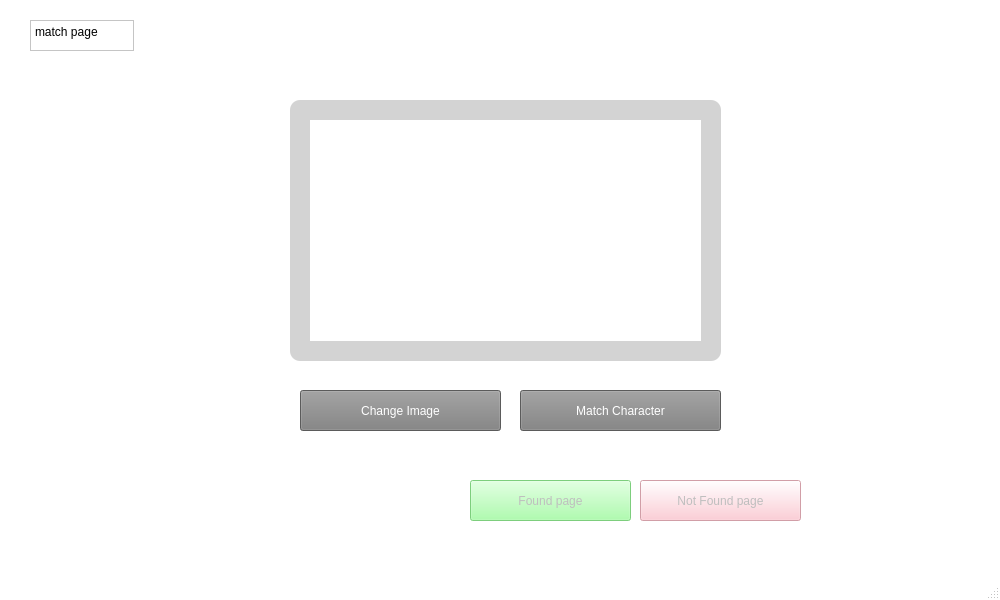
Qt form UI_ccir.ui (syaz131/Gui-cartoon-retrieval) before a commit.
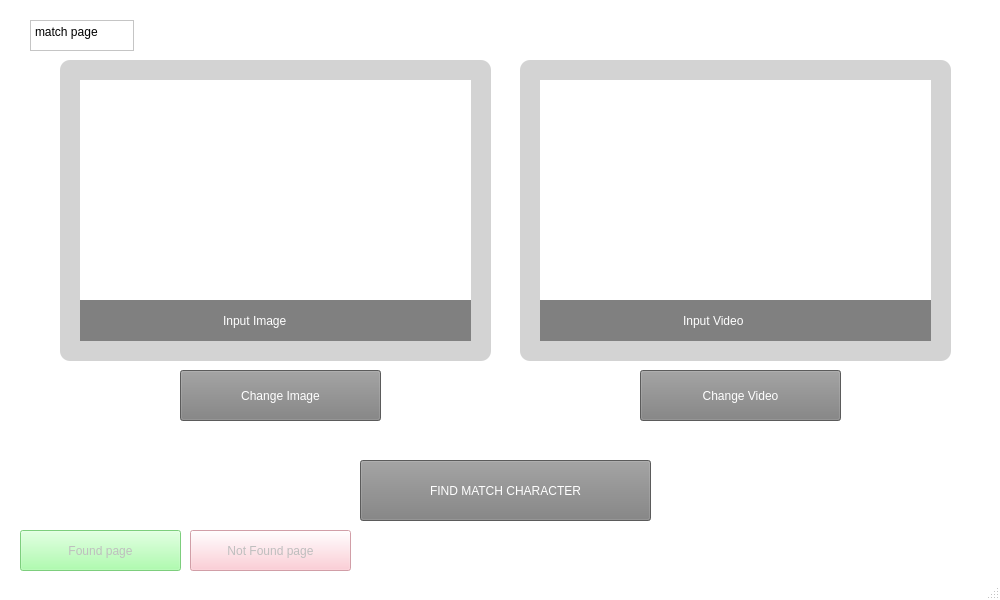
The same form after that commit. The open tabs and pages were chosen to show the change. Icons and pictures are not drawn.

Commit message:
Update variable before add video
change UI for video
add variable for video

```diff
--- a/UI_ccir.ui
+++ b/UI_ccir.ui
@@ -239,10 +239,10 @@
      <widget class="QFrame" name="frame_3">
       <property name="geometry">
        <rect>
-        <x>290</x>
-        <y>100</y>
+        <x>60</x>
+        <y>60</y>
         <width>431</width>
-        <height>261</height>
+        <height>301</height>
        </rect>
       </property>
       <property name="styleSheet">
@@ -279,14 +279,35 @@
         <bool>true</bool>
        </property>
       </widget>
+      <widget class="QLabel" name="label_8">
+       <property name="geometry">
+        <rect>
+         <x>20</x>
+         <y>240</y>
+         <width>391</width>
+         <height>41</height>
+        </rect>
+       </property>
+       <property name="styleSheet">
+        <string notr="true">background-color:gray;
+font: 10pt &quot;Arial Rounded MT Bold&quot;, &quot;Arial&quot;;
+color: white;
+border-radius: 0;
+align:center;
+padding-left: 140px;</string>
+       </property>
+       <property name="text">
+        <string>Input Image</string>
+       </property>
+      </widget>
      </widget>
      <widget class="QPushButton" name="btn_matchCharacter">
       <property name="geometry">
        <rect>
-        <x>520</x>
-        <y>390</y>
-        <width>201</width>
-        <height>41</height>
+        <x>360</x>
+        <y>460</y>
+        <width>291</width>
+        <height>61</height>
        </rect>
       </property>
       <property name="styleSheet">
@@ -296,16 +317,16 @@
 </string>
       </property>
       <property name="text">
-       <string>Match Character</string>
+       <string>FIND MATCH CHARACTER</string>
       </property>
      </widget>
      <widget class="QPushButton" name="btn_changeImage">
       <property name="geometry">
        <rect>
-        <x>300</x>
-        <y>390</y>
+        <x>180</x>
+        <y>370</y>
         <width>201</width>
-        <height>41</height>
+        <height>51</height>
        </rect>
       </property>
       <property name="styleSheet">
@@ -324,8 +345,8 @@
       </property>
       <property name="geometry">
        <rect>
-        <x>470</x>
-        <y>480</y>
+        <x>20</x>
+        <y>530</y>
         <width>161</width>
         <height>41</height>
        </rect>
@@ -345,8 +366,8 @@
       </property>
       <property name="geometry">
        <rect>
-        <x>640</x>
-        <y>480</y>
+        <x>190</x>
+        <y>530</y>
         <width>161</width>
         <height>41</height>
        </rect>
@@ -373,6 +394,90 @@
        <string>match page</string>
       </property>
      </widget>
+     <widget class="QFrame" name="frame_4">
+      <property name="geometry">
+       <rect>
+        <x>520</x>
+        <y>60</y>
+        <width>431</width>
+        <height>301</height>
+       </rect>
+      </property>
+      <property name="styleSheet">
+       <string notr="true">background-color:lightgray;
+border-radius: 10px;</string>
+      </property>
+      <property name="frameShape">
+       <enum>QFrame::StyledPanel</enum>
+      </property>
+      <property name="frameShadow">
+       <enum>QFrame::Raised</enum>
+      </property>
+      <widget class="QLabel" name="matchPage_inputVideo">
+       <property name="geometry">
+        <rect>
+         <x>20</x>
+         <y>20</y>
+         <width>391</width>
+         <height>221</height>
+        </rect>
+       </property>
+       <property name="autoFillBackground">
+        <bool>false</bool>
+       </property>
+       <property name="styleSheet">
+        <string notr="true">background-color:white;
+border-radius: 0;
+</string>
+       </property>
+       <property name="text">
+        <string/>
+       </property>
+       <property name="scaledContents">
+        <bool>true</bool>
+       </property>
+      </widget>
+      <widget class="QLabel" name="label_9">
+       <property name="geometry">
+        <rect>
+         <x>20</x>
+         <y>240</y>
+         <width>391</width>
+         <height>41</height>
+        </rect>
+       </property>
+       <property name="styleSheet">
+        <string notr="true">background-color:gray;
+font: 10pt &quot;Arial Rounded MT Bold&quot;, &quot;Arial&quot;;
+color: white;
+border-radius: 0;
+align:center;
+padding-left: 140px;</string>
+       </property>
+       <property name="text">
+        <string>Input Video</string>
+       </property>
+      </widget>
+     </widget>
+     <widget class="QPushButton" name="btn_changeVIdeo">
+      <property name="geometry">
+       <rect>
+        <x>640</x>
+        <y>370</y>
+        <width>201</width>
+        <height>51</height>
+       </rect>
+      </property>
+      <property name="styleSheet">
+       <string notr="true">background-color:gray;
+font: 12pt &quot;Arial Rounded MT Bold&quot;, &quot;Arial&quot;;
+color: white;
+</string>
+      </property>
+      <property name="text">
+       <string>Change Video</string>
+      </property>
+     </widget>
     </widget>
     <widget class="QWidget" name="not_found_page">
      <property name="styleSheet">
```
Left out of the diff: 107 changed lines with no effect on the pictures. The commit also changes 3 other files.
